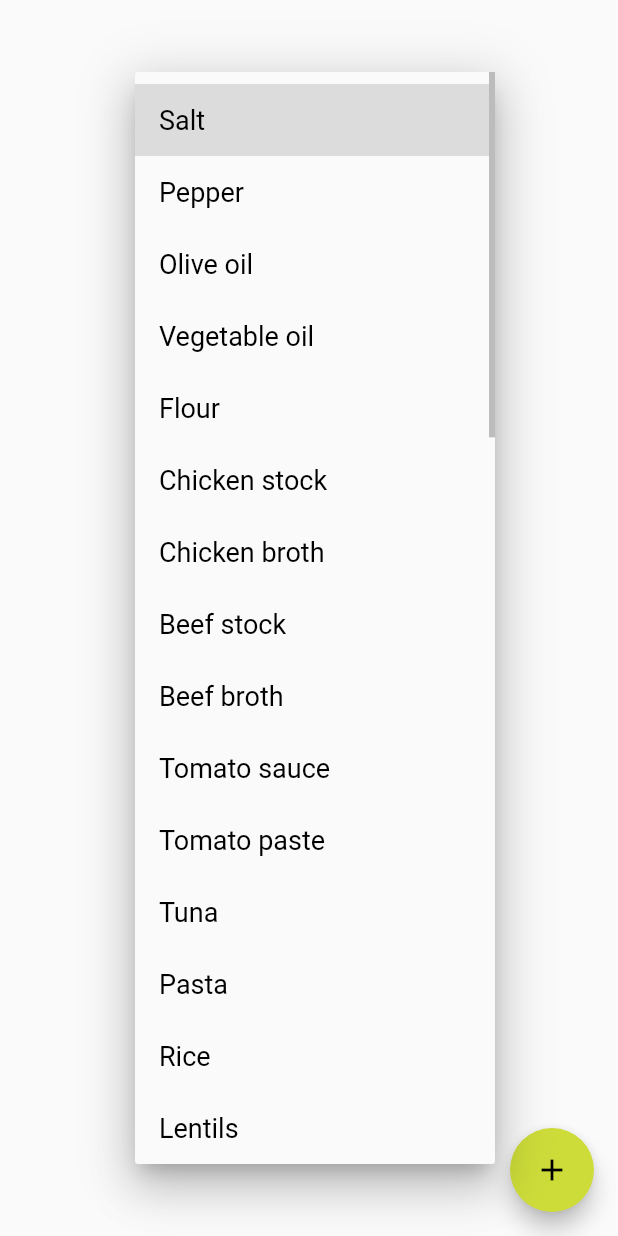
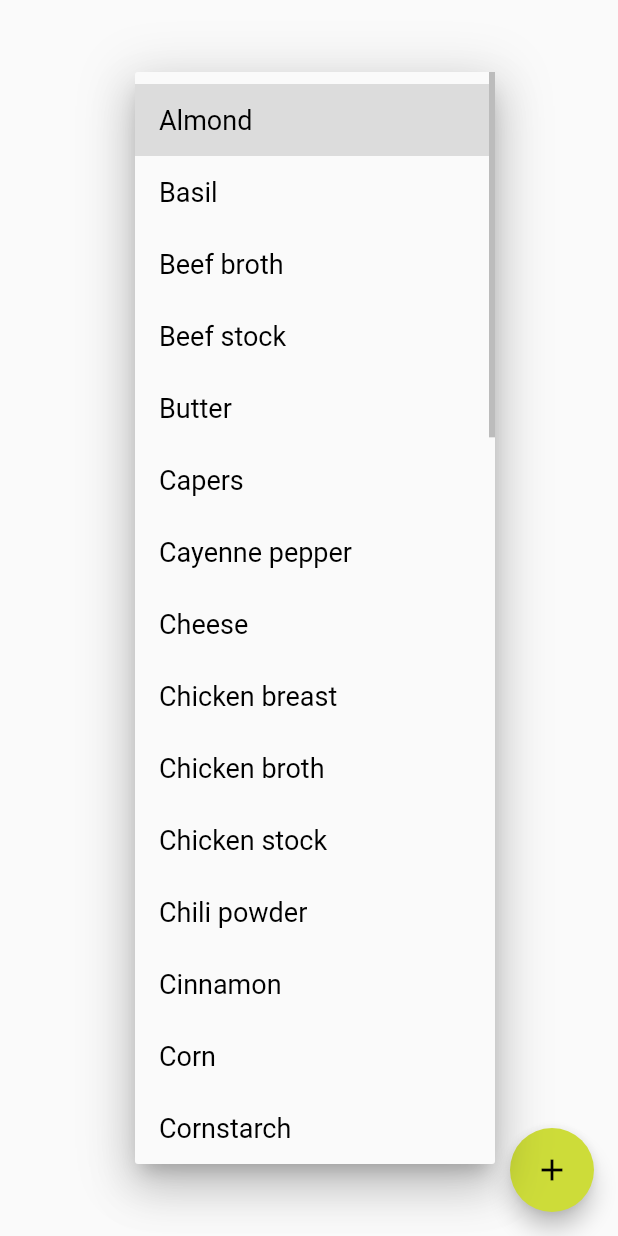
Before and after one commit to lukas-becker/food_app, a Flutter app: the EditItem screen opened directly with empty values, after a tap on the "arrow downward" icon, on a phone screen of 412 x 824 dp. Run offline on Flutter 3.47's test engine with Material 2 defaults, Android fonts, the phone set to English and light mode, and no system bars; our stand-ins replace firebase_database, flutter_slidable, sqflite; missing offline and left inert: flutter_custom_tabs, powerset; accounts and stored records are empty.

Commit message:
Reordered drop down lists

```diff
--- a/lib/globalVariables.dart
+++ b/lib/globalVariables.dart
@@ -9,10 +9,7 @@ bool search = false;
 String searchString = '';
 
 // List of all possible ingredients
-final List<String> entries = <String>['Salt','Pepper','Olive oil','Vegetable oil','Flour','Chicken stock','Chicken broth','Beef stock',
-  'Beef broth','Tomato sauce','Tomato paste','Tuna','Pasta','Rice','Lentils','Onions','Garlic','Vinegar','Soy sauce','Basil','Cayenne pepper',
-  'Chili powder','Cumin','Cinnamon','Garlic powder','Oregano','Paprika','Eggs','Milk','Butter','Margarine','Ketchup','Mayonnaise','Cheese','Corn',
-  'Spinach','Peas','Chicken breast','Capers','Horseradish','Almond','Cornstarch','Sugar','Honey','Mustard'];
+final List<String> entries = <String>['Almond', 'Basil', 'Beef broth', 'Beef stock', 'Butter', 'Capers', 'Cayenne pepper', 'Cheese', 'Chicken breast', 'Chicken broth', 'Chicken stock', 'Chili powder', 'Cinnamon', 'Corn', 'Cornstarch', 'Cumin', 'Eggs', 'Flour', 'Garlic', 'Garlic powder', 'Honey', 'Horseradish', 'Ketchup', 'Lentils', 'Margarine', 'Mayonnaise', 'Milk', 'Mustard', 'Olive oil', 'Onions', 'Oregano', 'Paprika', 'Pasta', 'Peas', 'Pepper', 'Rice', 'Salt', 'Soy sauce', 'Spinach', 'Sugar', 'Tomato paste', 'Tomato sauce', 'Tuna', 'Vegetable oil', 'Vinegar'];
 
 // List of all possible units
 final List<String> units = <String>["piece", "gram", "kilogram", "ounce", "pound", "liter", "gallon"];
--- a/lib/tabs/filteredRecipesWidget.dart
+++ b/lib/tabs/filteredRecipesWidget.dart
@@ -35,6 +35,7 @@ class FilteredRecipesWidget extends StatelessWidget {
           height: 15,
         ),
       );
+
       // Every recipe is displayed with an image (if available) and its ingredients
       // Also a button which enables visitting the primary website
       displayedList.add(
```
